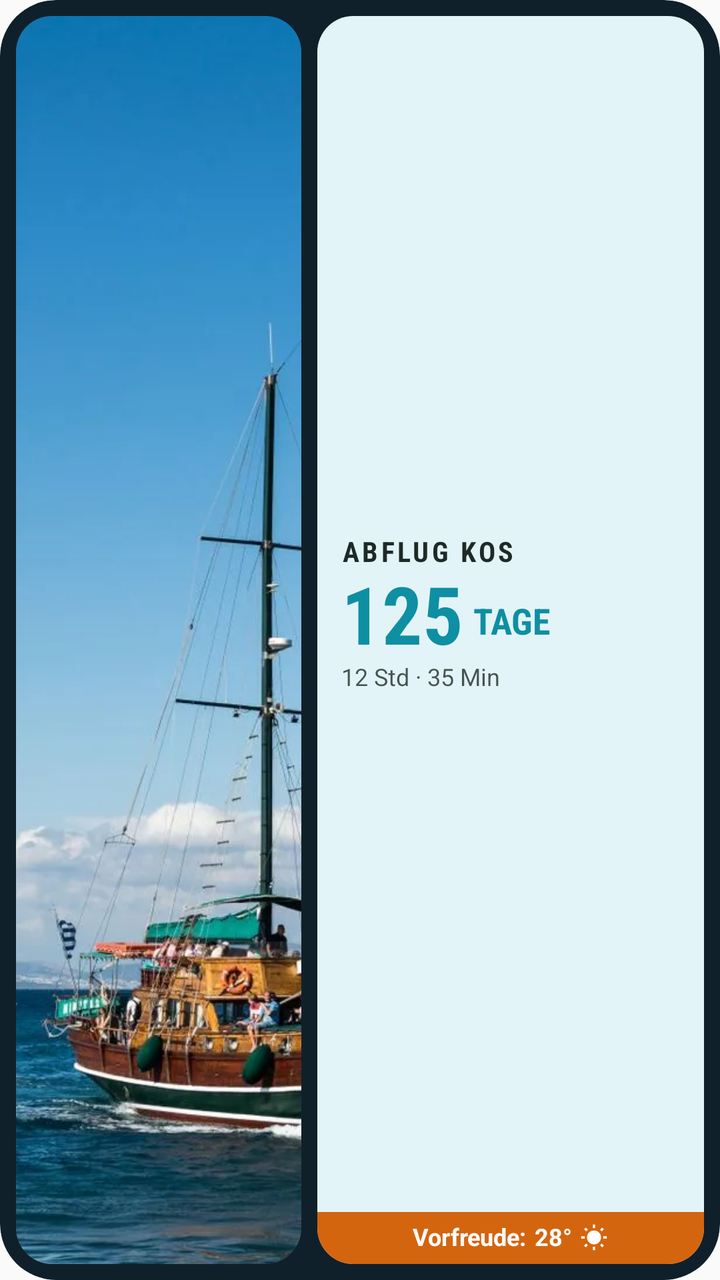
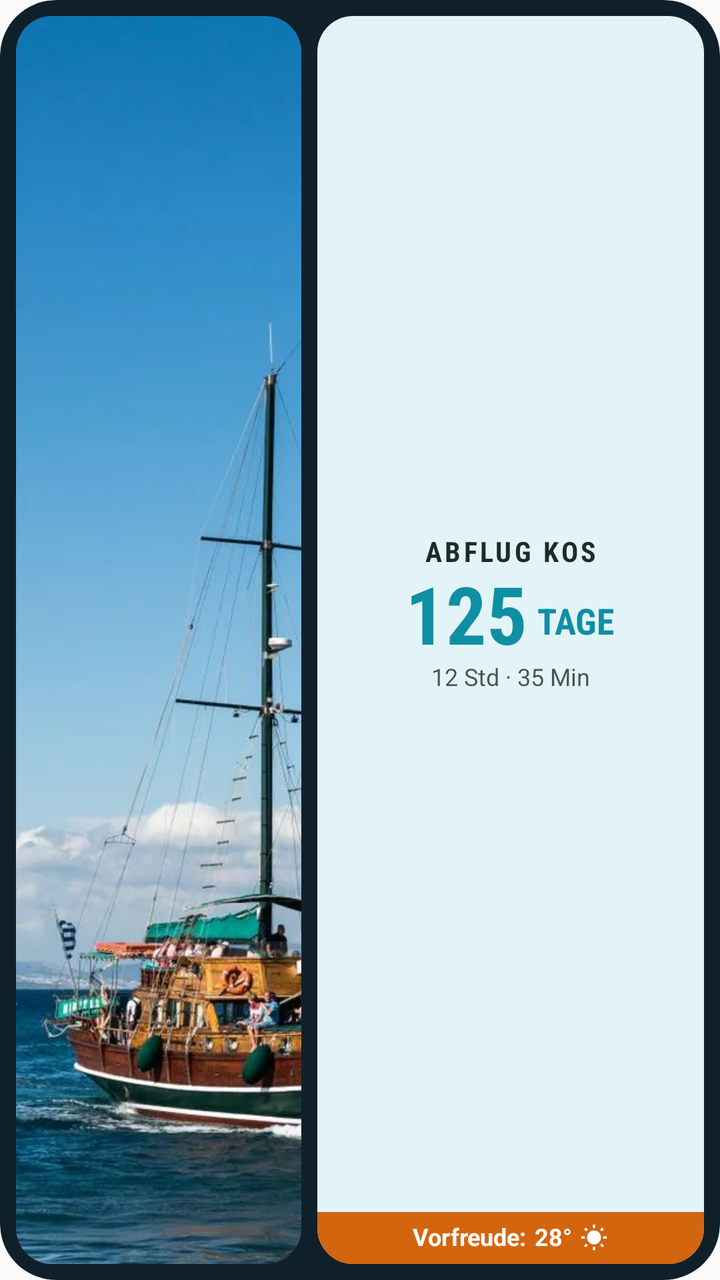

An Android layout rendered at two revisions. The XML below is the earlier revision; the diff shows what the commit changed to produce the second picture.
<!-- AndroidManifest.xml: application theme Theme.KosWidget -->
<!-- res/layout/kos_widget_tile.xml -->
<?xml version="1.0" encoding="utf-8"?>
<FrameLayout xmlns:android="http://schemas.android.com/apk/res/android"
    android:id="@+id/widget_root"
    android:layout_width="match_parent"
    android:layout_height="match_parent"
    android:background="@drawable/widget_dark_background"
    android:clipToOutline="true">

    <LinearLayout
        android:layout_width="match_parent"
        android:layout_height="match_parent"
        android:orientation="horizontal"
        android:padding="8dp">

        <ImageView
            android:id="@+id/widget_background_image"
            android:layout_width="0dp"
            android:layout_height="match_parent"
            android:layout_weight="0.85"
            android:background="@drawable/widget_tile_photo"
            android:clipToOutline="true"
            android:contentDescription="@string/widget_background_description"
            android:scaleType="centerCrop"
            android:src="@drawable/kos_rot_11" />

        <LinearLayout
            android:layout_width="0dp"
            android:layout_height="match_parent"
            android:layout_marginLeft="8dp"
            android:layout_weight="1.15"
            android:background="@drawable/widget_tile_panel"
            android:orientation="vertical">

            <FrameLayout
                android:layout_width="match_parent"
                android:layout_height="0dp"
                android:layout_weight="1">

                <LinearLayout
                    android:id="@+id/widget_countdown_content"
                    android:layout_width="match_parent"
                    android:layout_height="match_parent"
                    android:gravity="center_vertical"
                    android:orientation="vertical"
                    android:paddingLeft="12dp"
                    android:paddingRight="12dp">

                    <TextView
                        android:layout_width="wrap_content"
                        android:layout_height="wrap_content"
                        android:fontFamily="sans-serif-condensed"
                        android:includeFontPadding="false"
                        android:letterSpacing="0.1"
                        android:maxLines="1"
                        android:text="@string/widget_tile_title"
                        android:textAllCaps="true"
                        android:textColor="@color/widget_board_ink"
                        android:textSize="14sp"
                        android:textStyle="bold" />

                    <LinearLayout
                        android:layout_width="wrap_content"
                        android:layout_height="wrap_content"
                        android:layout_marginTop="1dp"
                        android:gravity="bottom"
                        android:orientation="horizontal">

                        <TextView
                            android:id="@+id/widget_days"
                            android:layout_width="wrap_content"
                            android:layout_height="wrap_content"
                            android:fontFamily="sans-serif-condensed"
                            android:includeFontPadding="false"
                            android:maxLines="1"
                            android:text="125"
                            android:textColor="@color/widget_tile_teal"
                            android:textSize="40sp"
                            android:textStyle="bold" />

                        <TextView
                            android:id="@+id/widget_days_unit"
                            android:layout_width="wrap_content"
                            android:layout_height="wrap_content"
                            android:layout_marginLeft="5dp"
                            android:layout_marginBottom="5dp"
                            android:fontFamily="sans-serif-condensed"
                            android:includeFontPadding="false"
                            android:maxLines="1"
                            android:text="@string/widget_days_label"
                            android:textColor="@color/widget_tile_teal"
                            android:textSize="18sp"
                            android:textStyle="bold" />
                    </LinearLayout>

                    <TextView
                        android:id="@+id/widget_hm_text"
                        android:layout_width="wrap_content"
                        android:layout_height="wrap_content"
                        android:includeFontPadding="false"
                        android:maxLines="1"
                        android:text="12 Std · 35 Min"
                        android:textColor="@color/widget_board_ink_soft"
                        android:textSize="12sp" />
                </LinearLayout>

                <LinearLayout
                    android:id="@+id/widget_message_content"
                    android:layout_width="match_parent"
                    android:layout_height="match_parent"
                    android:gravity="center_vertical"
                    android:orientation="vertical"
                    android:paddingLeft="12dp"
                    android:paddingRight="12dp"
                    android:visibility="gone">

                    <TextView
                        android:id="@+id/widget_arrival_message"
                        android:layout_width="match_parent"
                        android:layout_height="wrap_content"
                        android:autoSizeMaxTextSize="22sp"
                        android:autoSizeMinTextSize="14sp"
                        android:autoSizeStepGranularity="1sp"
                        android:autoSizeTextType="uniform"
                        android:fontFamily="sans-serif-condensed"
                        android:includeFontPadding="false"
                        android:maxLines="2"
                        android:text="@string/widget_arrival_message"
                        android:textColor="@color/widget_tile_teal"
                        android:textSize="22sp"
                        android:textStyle="bold" />

                    <TextView
                        android:id="@+id/widget_vacation_subtitle"
                        android:layout_width="match_parent"
                        android:layout_height="wrap_content"
                        android:layout_marginTop="2dp"
                        android:includeFontPadding="false"
                        android:maxLines="2"
                        android:text="@string/widget_vacation_line2"
                        android:textColor="@color/widget_board_ink_soft"
                        android:textSize="12sp"
                        android:visibility="gone" />
                </LinearLayout>
            </FrameLayout>

            
            <LinearLayout
                android:id="@+id/widget_weather_pill"
                android:layout_width="match_parent"
                android:layout_height="wrap_content"
                android:background="@drawable/widget_tile_footer"
                android:gravity="center"
                android:orientation="horizontal"
                android:paddingTop="6dp"
                android:paddingBottom="6dp">

                <TextView
                    android:id="@+id/widget_weather_label"
                    android:layout_width="wrap_content"
                    android:layout_height="wrap_content"
                    android:includeFontPadding="false"
                    android:maxLines="1"
                    android:text="@string/widget_tile_footer_label"
                    android:textColor="@color/widget_on_photo"
                    android:textSize="12sp"
                    android:textStyle="bold" />

                <TextView
                    android:id="@+id/widget_weather_temp"
                    android:layout_width="wrap_content"
                    android:layout_height="wrap_content"
                    android:layout_marginLeft="4dp"
                    android:includeFontPadding="false"
                    android:text="@string/widget_weather_temp"
                    android:textColor="@color/widget_on_photo"
                    android:textSize="12sp"
                    android:textStyle="bold" />

                <ImageView
                    android:id="@+id/widget_weather_icon"
                    android:layout_width="14dp"
                    android:layout_height="14dp"
                    android:layout_marginLeft="4dp"
                    android:contentDescription="@string/widget_weather_description"
                    android:src="@drawable/ic_sun"
                    android:tint="@color/widget_on_photo" />
            </LinearLayout>
        </LinearLayout>
    </LinearLayout>
</FrameLayout>
<!-- resources referenced by this layout -->
<resources>
  <color name="widget_board_ink">#FF1E2A26</color>
  <color name="widget_board_ink_soft">#CC1E2A26</color>
  <color name="widget_on_photo">#FFFFFFFF</color>
  <color name="widget_tile_teal">#FF0E8FA3</color>
  <!-- drawable ic_sun (drawable) -->
  <vector xmlns:android="http://schemas.android.com/apk/res/android"
      android:width="24dp"
      android:height="24dp"
      android:viewportWidth="24"
      android:viewportHeight="24">
      <path
          android:fillColor="#FFFFFFFF"
          android:pathData="M6.76,4.84l-1.8,-1.79 -1.41,1.41 1.79,1.79 1.42,-1.41zM4,10.5L1,10.5v2h3v-2zM13,0.55h-2L11,3.5h2L13,0.55zM20.45,4.46l-1.41,-1.41 -1.79,1.79 1.41,1.41 1.79,-1.79zM17.24,18.16l1.79,1.8 1.41,-1.41 -1.8,-1.79 -1.4,1.4zM20,10.5v2h3v-2h-3zM12,5.5c-3.31,0 -6,2.69 -6,6s2.69,6 6,6 6,-2.69 6,-6 -2.69,-6 -6,-6zM11,22.45h2L13,19.5h-2v2.95zM3.55,18.54l1.41,1.41 1.79,-1.8 -1.41,-1.41 -1.79,1.8z" />
  </vector>
  <!-- drawable kos_rot_11: webp bitmap (drawable-nodpi, 128890 bytes) -->
  <!-- drawable widget_dark_background (drawable) -->
  <?xml version="1.0" encoding="utf-8"?>
  <shape xmlns:android="http://schemas.android.com/apk/res/android">
      <solid android:color="#FF10202A" />
      <corners android:radius="28dp" />
  </shape>
  <!-- drawable widget_tile_footer (drawable) -->
  <?xml version="1.0" encoding="utf-8"?>
  <shape xmlns:android="http://schemas.android.com/apk/res/android">
      <solid android:color="@color/widget_tile_orange" />
      <corners
          android:bottomLeftRadius="18dp"
          android:bottomRightRadius="18dp" />
  </shape>
  <!-- drawable widget_tile_panel (drawable) -->
  <?xml version="1.0" encoding="utf-8"?>
  <shape xmlns:android="http://schemas.android.com/apk/res/android">
      <solid android:color="@color/widget_tile_panel" />
      <corners android:radius="18dp" />
  </shape>
  <!-- drawable widget_tile_photo (drawable) -->
  <?xml version="1.0" encoding="utf-8"?>
  <shape xmlns:android="http://schemas.android.com/apk/res/android">
      <solid android:color="#FF2A3A44" />
      <corners android:radius="18dp" />
  </shape>
  <string name="widget_arrival_message">Es ist soweit!</string>
  <string name="widget_background_description">Kos-Bild</string>
  <string name="widget_days_label">TAGE</string>
  <string name="widget_tile_footer_label">Vorfreude:</string>
  <string name="widget_tile_title">Abflug Kos</string>
  <string name="widget_vacation_line2">Genießt jeden Augenblick.</string>
  <string name="widget_weather_description">Wetter</string>
  <string name="widget_weather_temp">28°</string>
  <style name="Theme.KosWidget" parent="android:Theme.Material.Light.NoActionBar" />
  <color name="widget_tile_orange">#FFD4650F</color>
  <color name="widget_tile_panel">#FFE3F4F8</color>
</resources>

<!-- the commit's change to res/layout/kos_widget_tile.xml (unified diff, before → after) -->
@@ -40,7 +40,7 @@
                     android:id="@+id/widget_countdown_content"
                     android:layout_width="match_parent"
                     android:layout_height="match_parent"
-                    android:gravity="center_vertical"
+                    android:gravity="center"
                     android:orientation="vertical"
                     android:paddingLeft="12dp"
                     android:paddingRight="12dp">
@@ -107,7 +107,7 @@
                     android:id="@+id/widget_message_content"
                     android:layout_width="match_parent"
                     android:layout_height="match_parent"
-                    android:gravity="center_vertical"
+                    android:gravity="center"
                     android:orientation="vertical"
                     android:paddingLeft="12dp"
                     android:paddingRight="12dp"
@@ -123,6 +123,7 @@
                         android:autoSizeTextType="uniform"
                         android:fontFamily="sans-serif-condensed"
                         android:includeFontPadding="false"
+                        android:gravity="center_horizontal"
                         android:maxLines="2"
                         android:text="@string/widget_arrival_message"
                         android:textColor="@color/widget_tile_teal"
@@ -135,6 +136,7 @@
                         android:layout_height="wrap_content"
                         android:layout_marginTop="2dp"
                         android:includeFontPadding="false"
+                        android:gravity="center_horizontal"
                         android:maxLines="2"
                         android:text="@string/widget_vacation_line2"
                         android:textColor="@color/widget_board_ink_soft"
